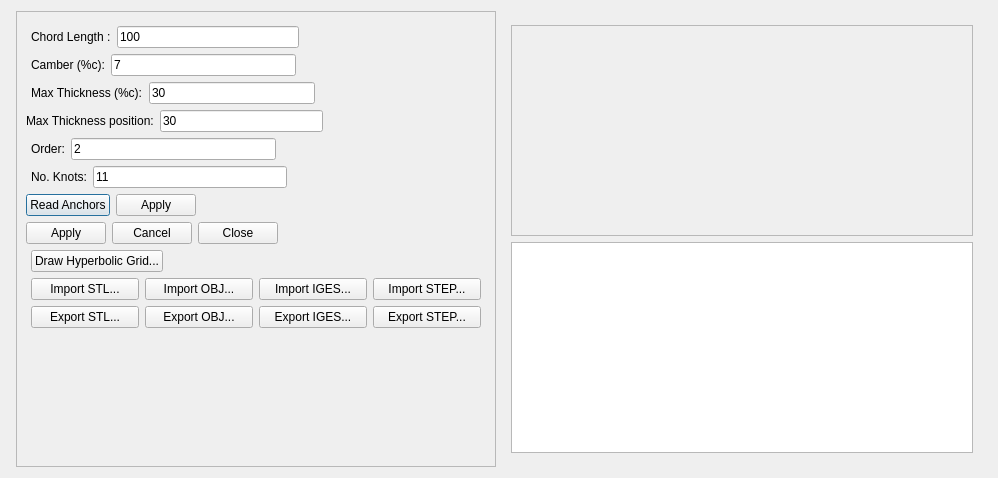
First picture: the form in dialogairfoildesigner.ui, repository appollosputnik/aerodynamicCodeBase, before the edit.
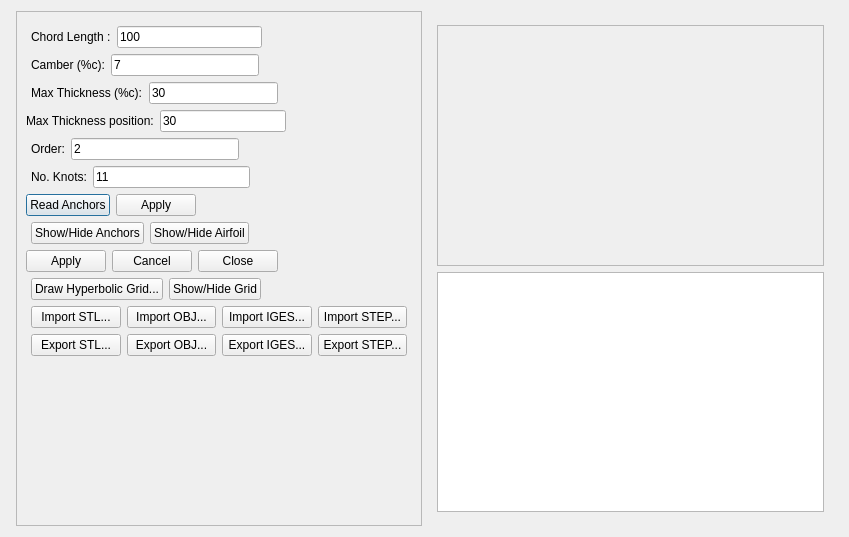
Second picture: the form after the edit.

Diff of the .ui file:
```diff
--- a/dialogairfoildesigner.ui
+++ b/dialogairfoildesigner.ui
@@ -6,8 +6,8 @@
    <rect>
     <x>0</x>
     <y>0</y>
-    <width>998</width>
-    <height>478</height>
+    <width>849</width>
+    <height>537</height>
    </rect>
   </property>
   <property name="windowTitle">
@@ -32,8 +32,8 @@
          <rect>
           <x>0</x>
           <y>0</y>
-          <width>480</width>
-          <height>456</height>
+          <width>420</width>
+          <height>515</height>
          </rect>
         </property>
         <layout class="QGridLayout" name="gridLayout">
@@ -292,6 +292,43 @@
              </item>
             </layout>
            </item>
+           <item>
+            <layout class="QHBoxLayout" name="horizontalLayout_13">
+             <property name="leftMargin">
+              <number>5</number>
+             </property>
+             <property name="rightMargin">
+              <number>5</number>
+             </property>
+             <item>
+              <widget class="QPushButton" name="pushButton_ANCHOR_SHOW_HIDE">
+               <property name="text">
+                <string>Show/Hide Anchors</string>
+               </property>
+              </widget>
+             </item>
+             <item>
+              <widget class="QPushButton" name="pushButton_BEZIER_SHOW_HIDE">
+               <property name="text">
+                <string>Show/Hide Airfoil</string>
+               </property>
+              </widget>
+             </item>
+             <item>
+              <spacer name="horizontalSpacer_10">
+               <property name="orientation">
+                <enum>Qt::Horizontal</enum>
+               </property>
+               <property name="sizeHint" stdset="0">
+                <size>
+                 <width>40</width>
+                 <height>20</height>
+                </size>
+               </property>
+              </spacer>
+             </item>
+            </layout>
+           </item>
            <item>
             <layout class="QHBoxLayout" name="horizontalLayout_7">
              <item>
@@ -331,7 +368,7 @@
             </layout>
            </item>
            <item>
-            <layout class="QHBoxLayout" name="horizontalLayout_10" stretch="0,0">
+            <layout class="QHBoxLayout" name="horizontalLayout_10" stretch="0,0,0">
              <property name="leftMargin">
               <number>5</number>
              </property>
@@ -345,6 +382,13 @@
                </property>
               </widget>
              </item>
+             <item>
+              <widget class="QPushButton" name="pushButton_SHOW_HIDE_GRID">
+               <property name="text">
+                <string>Show/Hide Grid</string>
+               </property>
+              </widget>
+             </item>
              <item>
               <spacer name="horizontalSpacer_9">
                <property name="orientation">
@@ -476,8 +520,8 @@
               <rect>
                <x>0</x>
                <y>0</y>
-               <width>460</width>
-               <height>210</height>
+               <width>371</width>
+               <height>240</height>
               </rect>
              </property>
             </widget>
```
